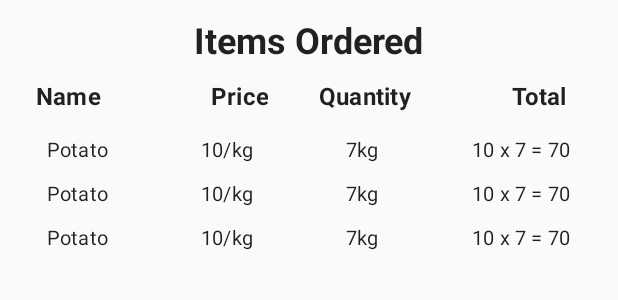
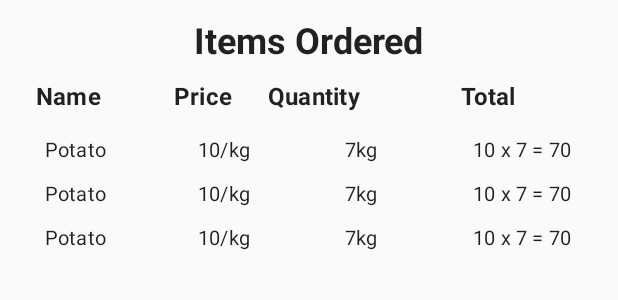
Before and after one commit to anubhab-d/sastagoldari, an Android app: the layout view_order_dialog.xml on its own in the app's theme, with its tools: preview values and no code run, on a phone screen of 412 x 824 dp. Shown: the top 300 px of the screen. Run offline under Robolectric (Android 15) with nearby library versions, the phone set to English and light mode, and no system bars; Roboto replaces fonts that are not available here.

Commit message:
view order bug fixed

```diff
--- a/app/src/main/java/com/example/android/sastaGoldari/adapter/ViewOrderAdapter.java
+++ b/app/src/main/java/com/example/android/sastaGoldari/adapter/ViewOrderAdapter.java
@@ -61,7 +61,6 @@ public class ViewOrderAdapter extends RecyclerView.Adapter<ViewOrderAdapter.View
                         R.layout.view_order_dialog, null
                 );
                 listInit(customLayout);
-                // adapter.updateList((ArrayList<CartModel>) list.get(position).getCartList());
                 firestore.collection("orders")
                         .get()
                         .addOnCompleteListener(new OnCompleteListener<QuerySnapshot>() {
@@ -88,15 +87,11 @@ public class ViewOrderAdapter extends RecyclerView.Adapter<ViewOrderAdapter.View
                                             cartList.clear();
                                         }
                                     }
-                                    // Log.d("chk_list2",Integer.toString(list.get(1).getCartList().size()));
-                                    ConstCode.showToast(context,"Mashallah..");
                                 } else {
-                                    // Log.w(TAG, "Error getting documents.", task.getException());
                                     ConstCode.showToast(context,"Something went wrong...");
                                 }
                             }
                         });
-            //    rvViewOrderItem.setAdapter(adapter);
             }
         });
     }
--- a/app/src/main/java/com/example/android/sastaGoldari/adapter/ViewOrderDialogAdapter.java
+++ b/app/src/main/java/com/example/android/sastaGoldari/adapter/ViewOrderDialogAdapter.java
@@ -23,7 +23,7 @@ public class ViewOrderDialogAdapter extends RecyclerView.Adapter<ViewOrderDialog
        holder.txtIName.setText(list.get(position).getName());
        holder.txtIPrice.setText(list.get(position).getPrice()+"/"+list.get(position).getUnit());
        holder.txtIQuantity.setText(list.get(position).getQty()+ " "+list.get(position).getUnit());
-        double total = Double.parseDouble(list.get(position).getPrice()) * Double.parseDouble(list.get(position).getQty());
+        double total = Double.parseDouble(list.get(position).getPrice().substring(1)) * Double.parseDouble(list.get(position).getQty());
        holder.txtITotal.setText(list.get(position).getPrice()+ "×" +list.get(position).getQty()+"= ₹"+Double.toString(total));
     }
 
--- a/app/src/main/res/layout/view_order_dialog.xml
+++ b/app/src/main/res/layout/view_order_dialog.xml
@@ -35,7 +35,7 @@
             <TextView
                 android:layout_width="20dp"
                 android:layout_height="match_parent"
-                android:gravity="end"
+                android:gravity="center"
                 android:text="Price"
                 android:textAppearance="@style/TextAppearance.MaterialComponents.Subtitle1"
                 android:textSize="16dp"
@@ -44,7 +44,7 @@
             <TextView
                 android:layout_width="wrap_content"
                 android:layout_height="match_parent"
-                android:gravity="center"
+                android:gravity="start"
                 android:text="Quantity"
                 android:textAppearance="@style/TextAppearance.MaterialComponents.Subtitle1"
                 android:textSize="16dp"
@@ -54,7 +54,7 @@
                 android:layout_width="wrap_content"
                 android:layout_height="match_parent"
                 android:text="Total"
-                android:gravity="center"
+                android:gravity="start"
                 android:textAppearance="@style/TextAppearance.MaterialComponents.Subtitle1"
                 android:textSize="16dp"
                 android:textStyle="bold" />
--- a/app/src/main/res/layout/view_order_dialog_list_item.xml
+++ b/app/src/main/res/layout/view_order_dialog_list_item.xml
@@ -7,7 +7,7 @@
         android:id="@+id/tblCartList"
         android:layout_width="match_parent"
         android:layout_height="wrap_content"
-        android:stretchColumns="0,1,2,3">
+        android:stretchColumns="1,2,3">
 
         <TableRow
             android:paddingTop="5dp"
@@ -15,8 +15,8 @@
 
             <TextView
                 android:id="@+id/txtIName"
-                android:layout_width="wrap_content"
-                android:layout_height="match_parent"
+                android:layout_width="100dp"
+                android:layout_height="wrap_content"
                 android:gravity="center"
                 android:text="Potato"
                 android:textAppearance="@style/TextAppearance.MaterialComponents.Subtitle1"
```
Also changed, not shown: app/src/main/java/com/example/android/sastaGoldari/activities/address.java (+8 -4 lines).
